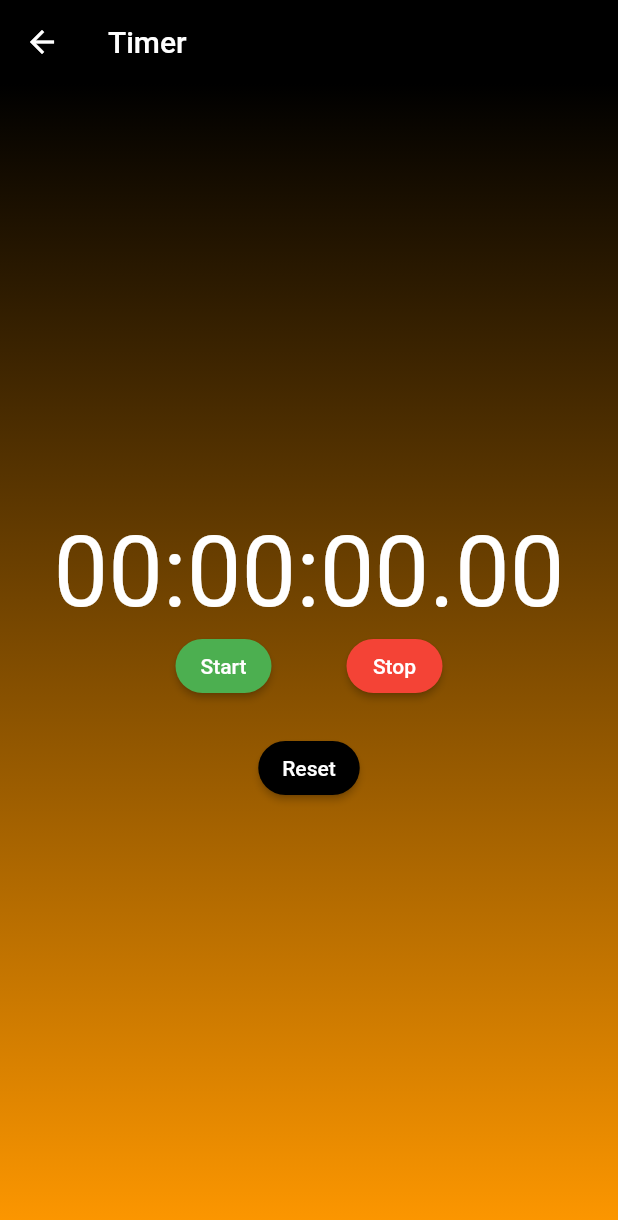
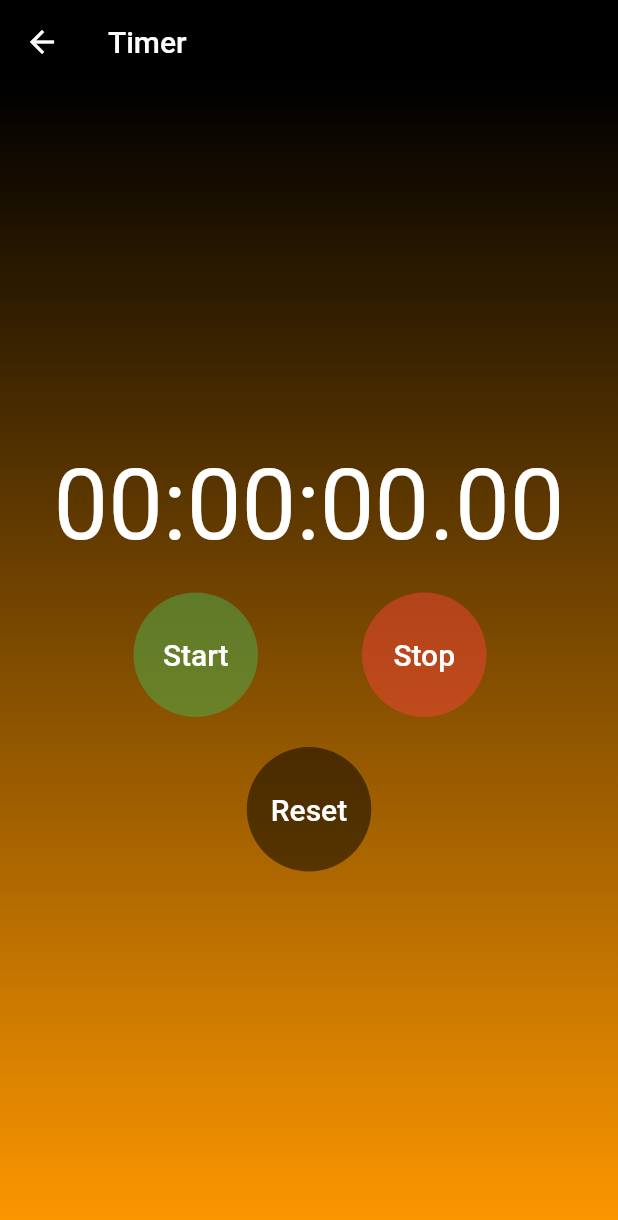
Before and after one commit to SimoPed/gym_app, a Flutter app: the Timer screen opened directly, on a phone screen of 412 x 824 dp. Shown: the top 1220 px of the screen. Run offline on Flutter 3.47's test engine with Material 2 defaults, Android fonts, the phone set to English and light mode, and no system bars; our stand-ins replace cloud_firestore, curved_navigation_bar, firebase_core, google_fonts, google_nav_bar, stop_watch_timer; accounts and stored records are empty.

Commit message:
sistemato timer e provato a fare dettaglio esercizi

```diff
--- a/lib/custom_button.dart
+++ b/lib/custom_button.dart
@@ -15,11 +15,15 @@ class CustomButton extends StatelessWidget {
   Widget build(BuildContext context) {
     return ElevatedButton(
       style: ElevatedButton.styleFrom(
-          backgroundColor: color, shape: const StadiumBorder()),
+          primary: color.withOpacity(0.5),
+        shadowColor: Colors.transparent,
+        shape: const CircleBorder(),
+        padding: const EdgeInsets.all(30)
+      ),
       onPressed: onPressed,
       child: Text(
         label,
-        style: const TextStyle(color: Colors.white),
+        style: const TextStyle(color: Colors.white, fontSize: 20),
       ),
     );
   }
--- a/lib/timer.dart
+++ b/lib/timer.dart
@@ -53,7 +53,9 @@ class _TimerState extends State<Timer> {
                     style: const TextStyle(fontSize: 65, color: Colors.white),
                   );
                 }),
-            Row(
+            Padding(
+              padding: const EdgeInsets.only(top: 20),
+              child: Row(
                 mainAxisAlignment: MainAxisAlignment.center,
                 children: [
                   CustomButton(
@@ -74,6 +76,7 @@ class _TimerState extends State<Timer> {
                     ),
                   ),
                 ],
+              ),
             ),
             // CustomButton(
             //   color: Colors.blue,
```
Also changed, not shown: lib/all_gym_parts.dart (+12 -1 lines), lib/details_exercises.dart (+46 -1 lines). Lines whose indentation alone changed are shown as unchanged.
